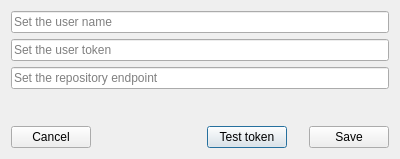
Before: the Qt Designer form src/git_server/ServerConfigDlg.ui in francescmm/GitQlient, drawn with Qt 5.
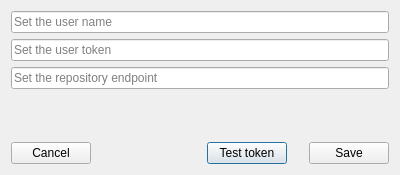
After: the same form once the commit is applied.

Commit message: Setting fixed sizes for the dialogs

```diff
--- a/src/git_server/ServerConfigDlg.ui
+++ b/src/git_server/ServerConfigDlg.ui
@@ -7,9 +7,21 @@
     <x>0</x>
     <y>0</y>
     <width>400</width>
-    <height>159</height>
+    <height>175</height>
    </rect>
   </property>
+  <property name="minimumSize">
+   <size>
+    <width>400</width>
+    <height>175</height>
+   </size>
+  </property>
+  <property name="maximumSize">
+   <size>
+    <width>400</width>
+    <height>175</height>
+   </size>
+  </property>
   <property name="windowTitle">
    <string>Server configuration</string>
   </property>
```
The commit also changes 2 other files.
